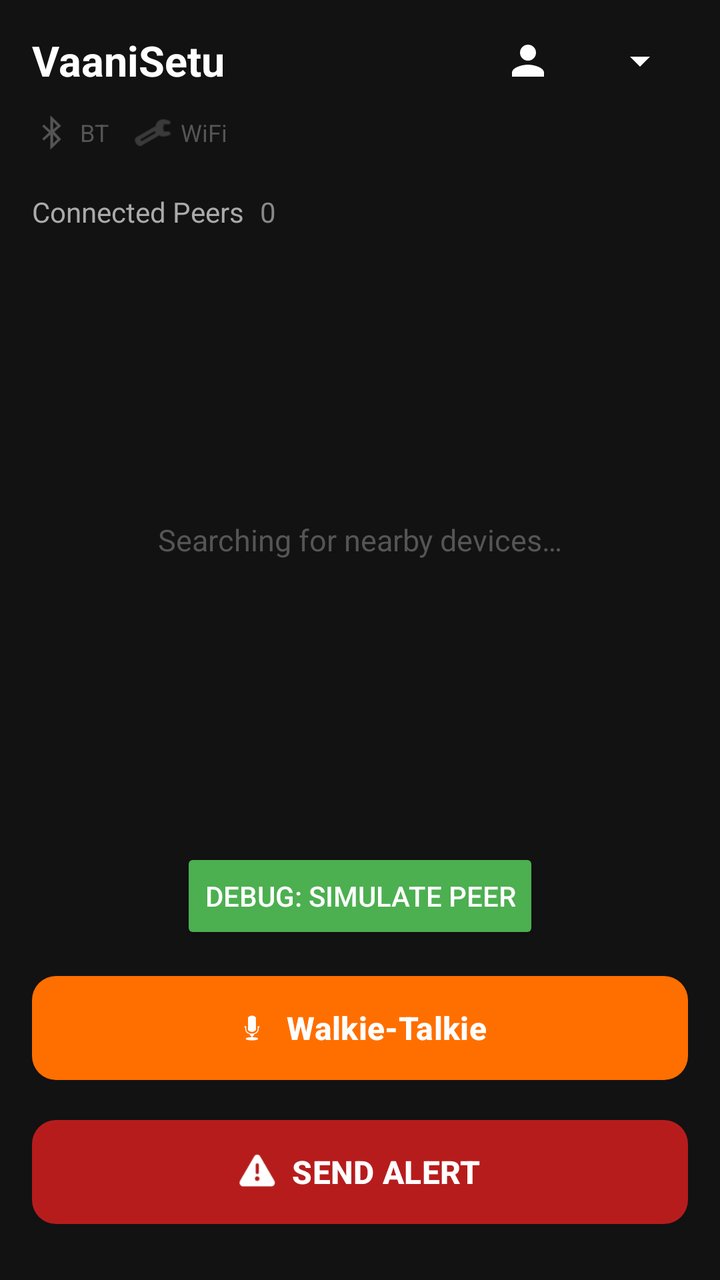
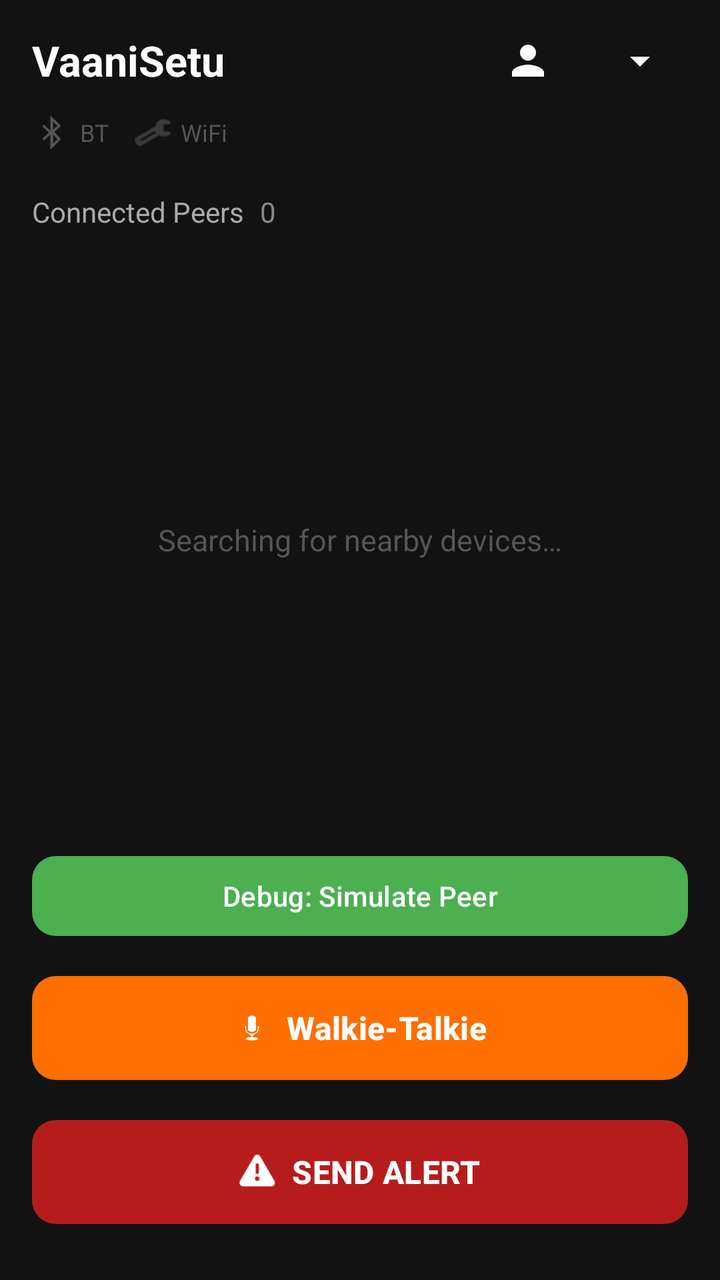

Compare the two renders of this Android layout. The source of the first and the diff that turns it into the second are given below.
<!-- AndroidManifest.xml: activity theme Theme.VaaniSetu -->
<!-- res/layout/activity_home.xml -->
<?xml version="1.0" encoding="utf-8"?>
<androidx.constraintlayout.widget.ConstraintLayout
    xmlns:android="http://schemas.android.com/apk/res/android"
    xmlns:app="http://schemas.android.com/apk/res-auto"
    xmlns:tools="http://schemas.android.com/tools"
    android:id="@+id/homeRoot"
    android:layout_width="match_parent"
    android:layout_height="match_parent"
    android:background="#121212"
    tools:context=".HomeActivity">

    
    <TextView
        android:id="@+id/homeTitle"
        android:layout_width="wrap_content"
        android:layout_height="wrap_content"
        android:layout_marginStart="16dp"
        android:layout_marginTop="16dp"
        android:text="@string/app_name"
        android:textColor="#FFFFFF"
        android:textSize="21sp"
        android:textStyle="bold"
        app:layout_constraintStart_toStartOf="parent"
        app:layout_constraintTop_toTopOf="parent" />

    
    <ImageButton
        android:id="@+id/btnProfile"
        android:layout_width="40dp"
        android:layout_height="40dp"
        android:layout_marginEnd="12dp"
        android:background="?attr/selectableItemBackgroundBorderless"
        android:src="@drawable/ic_profile"
        android:contentDescription="@string/profile_settings"
        android:scaleType="centerInside"
        app:tint="#FFFFFF"
        app:layout_constraintEnd_toStartOf="@id/languageDropdownHome"
        app:layout_constraintTop_toTopOf="@id/homeTitle"
        app:layout_constraintBottom_toBottomOf="@id/homeTitle" />

    
    <Spinner
        android:id="@+id/languageDropdownHome"
        android:layout_width="wrap_content"
        android:layout_height="wrap_content"
        android:layout_marginEnd="16dp"
        android:backgroundTint="#FFFFFF"
        app:layout_constraintEnd_toEndOf="parent"
        app:layout_constraintTop_toTopOf="@id/homeTitle"
        app:layout_constraintBottom_toBottomOf="@id/homeTitle" />

    
    <LinearLayout
        android:id="@+id/connectivityBar"
        android:layout_width="wrap_content"
        android:layout_height="wrap_content"
        android:layout_marginStart="16dp"
        android:layout_marginTop="12dp"
        android:orientation="horizontal"
        android:gravity="center_vertical"
        app:layout_constraintStart_toStartOf="parent"
        app:layout_constraintTop_toBottomOf="@id/homeTitle">

        <ImageView
            android:id="@+id/iconBluetooth"
            android:layout_width="20dp"
            android:layout_height="20dp"
            android:src="@android:drawable/stat_sys_data_bluetooth"
            app:tint="#555555"
            android:contentDescription="Bluetooth status" />

        <TextView
            android:id="@+id/labelBluetooth"
            android:layout_width="wrap_content"
            android:layout_height="wrap_content"
            android:layout_marginStart="4dp"
            android:text="BT"
            android:textColor="#555555"
            android:textSize="12sp" />

        <View
            android:layout_width="12dp"
            android:layout_height="1dp" />

        <ImageView
            android:id="@+id/iconWifi"
            android:layout_width="20dp"
            android:layout_height="20dp"
            android:src="@android:drawable/ic_menu_manage"
            app:tint="#555555"
            android:contentDescription="WiFi Direct status" />

        <TextView
            android:id="@+id/labelWifi"
            android:layout_width="wrap_content"
            android:layout_height="wrap_content"
            android:layout_marginStart="4dp"
            android:text="WiFi"
            android:textColor="#555555"
            android:textSize="12sp" />

    </LinearLayout>

    
    <TextView
        android:id="@+id/peerSectionTitle"
        android:layout_width="wrap_content"
        android:layout_height="wrap_content"
        android:layout_marginStart="16dp"
        android:layout_marginTop="20dp"
        android:text="@string/connected_peers"
        android:textColor="#AAAAAA"
        android:textSize="14sp"
        app:layout_constraintStart_toStartOf="parent"
        app:layout_constraintTop_toBottomOf="@id/connectivityBar" />

    <TextView
        android:id="@+id/peerCountBadge"
        android:layout_width="wrap_content"
        android:layout_height="wrap_content"
        android:layout_marginStart="8dp"
        android:text="0"
        android:textColor="#888888"
        android:textSize="14sp"
        app:layout_constraintStart_toEndOf="@id/peerSectionTitle"
        app:layout_constraintTop_toTopOf="@id/peerSectionTitle"
        app:layout_constraintBottom_toBottomOf="@id/peerSectionTitle" />

    <androidx.recyclerview.widget.RecyclerView
        android:id="@+id/peerRecyclerView"
        android:layout_width="0dp"
        android:layout_height="0dp"
        android:layout_marginTop="8dp"
        android:clipToPadding="false"
        android:paddingHorizontal="12dp"
        app:layout_constraintTop_toBottomOf="@id/peerSectionTitle"
        app:layout_constraintBottom_toTopOf="@id/btnPttMode"
        app:layout_constraintStart_toStartOf="parent"
        app:layout_constraintEnd_toEndOf="parent" />

    
    <TextView
        android:id="@+id/emptyPeersText"
        android:layout_width="wrap_content"
        android:layout_height="wrap_content"
        android:text="@string/no_peers_found"
        android:textColor="#555555"
        android:textSize="15sp"
        android:visibility="visible"
        app:layout_constraintTop_toBottomOf="@id/peerSectionTitle"
        app:layout_constraintBottom_toTopOf="@id/btnSimulatePeer"
        app:layout_constraintStart_toStartOf="parent"
        app:layout_constraintEnd_toEndOf="parent" />

    
    <Button
        android:id="@+id/btnSimulatePeer"
        android:layout_width="wrap_content"
        android:layout_height="wrap_content"
        android:layout_marginBottom="12dp"
        android:text="Debug: Simulate Peer"
        android:backgroundTint="#4CAF50"
        android:textColor="#FFFFFF"
        app:layout_constraintBottom_toTopOf="@id/btnPttMode"
        app:layout_constraintStart_toStartOf="parent"
        app:layout_constraintEnd_toEndOf="parent" />

    
    <com.google.android.material.button.MaterialButton
        android:id="@+id/btnPttMode"
        android:layout_width="0dp"
        android:layout_height="60dp"
        android:layout_marginStart="16dp"
        android:layout_marginEnd="16dp"
        android:layout_marginBottom="12dp"
        android:text="@string/ptt_channel_mode"
        android:textColor="#FFFFFF"
        android:textSize="16sp"
        android:textStyle="bold"
        app:icon="@android:drawable/ic_btn_speak_now"
        app:iconGravity="textStart"
        app:iconTint="#FFFFFF"
        app:backgroundTint="#FF6F00"
        app:cornerRadius="12dp"
        app:layout_constraintBottom_toTopOf="@id/btnAlert"
        app:layout_constraintStart_toStartOf="parent"
        app:layout_constraintEnd_toEndOf="parent" />

    
    <com.google.android.material.button.MaterialButton
        android:id="@+id/btnAlert"
        android:layout_width="0dp"
        android:layout_height="60dp"
        android:layout_marginStart="16dp"
        android:layout_marginEnd="16dp"
        android:layout_marginBottom="24dp"
        android:text="@string/alert_button"
        android:textColor="#FFFFFF"
        android:textSize="16sp"
        android:textStyle="bold"
        app:icon="@android:drawable/ic_dialog_alert"
        app:iconGravity="textStart"
        app:iconTint="#FFFFFF"
        app:backgroundTint="#B71C1C"
        app:cornerRadius="12dp"
        app:layout_constraintBottom_toBottomOf="parent"
        app:layout_constraintStart_toStartOf="parent"
        app:layout_constraintEnd_toEndOf="parent" />

</androidx.constraintlayout.widget.ConstraintLayout>
<!-- resources referenced by this layout -->
<resources>
  <!-- drawable ic_profile (drawable) -->
  <vector xmlns:android="http://schemas.android.com/apk/res/android"
      android:width="24dp"
      android:height="24dp"
      android:viewportWidth="24"
      android:viewportHeight="24">
    <path
        android:fillColor="#FFFFFF"
        android:pathData="M12,12c2.21,0 4,-1.79 4,-4s-1.79,-4 -4,-4 -4,1.79 -4,4 1.79,4 4,4zM12,14c-2.67,0 -8,1.34 -8,4v2h16v-2c0,-2.66 -5.33,-4 -8,-4z"/>
  </vector>
  <string name="alert_button">SEND ALERT</string>
  <string name="app_name">VaaniSetu</string>
  <string name="connected_peers">Connected Peers</string>
  <string name="no_peers_found">Searching for nearby devices…</string>
  <string name="profile_settings">Profile Settings</string>
  <string name="ptt_channel_mode">Walkie-Talkie</string>
  <style name="Theme.VaaniSetu" parent="Base.Theme.VaaniSetu" />
  <style name="Base.Theme.VaaniSetu" parent="Theme.Material3.DayNight.NoActionBar">
          
          
      </style>
</resources>

<!-- the commit's change to res/layout/activity_home.xml (unified diff, before → after) -->
@@ -134,7 +134,7 @@
         android:clipToPadding="false"
         android:paddingHorizontal="12dp"
         app:layout_constraintTop_toBottomOf="@id/peerSectionTitle"
-        app:layout_constraintBottom_toTopOf="@id/btnPttMode"
+        app:layout_constraintBottom_toTopOf="@id/btnSimulatePeer"
         app:layout_constraintStart_toStartOf="parent"
         app:layout_constraintEnd_toEndOf="parent" />
 
@@ -153,14 +153,17 @@
         app:layout_constraintEnd_toEndOf="parent" />
 
     
-    <Button
+    <com.google.android.material.button.MaterialButton
         android:id="@+id/btnSimulatePeer"
-        android:layout_width="wrap_content"
-        android:layout_height="wrap_content"
+        android:layout_width="0dp"
+        android:layout_height="wrap_content"
+        android:layout_marginStart="16dp"
+        android:layout_marginEnd="16dp"
         android:layout_marginBottom="12dp"
         android:text="Debug: Simulate Peer"
-        android:backgroundTint="#4CAF50"
-        android:textColor="#FFFFFF"
+        app:backgroundTint="#4CAF50"
+        android:textColor="#FFFFFF"
+        app:cornerRadius="12dp"
         app:layout_constraintBottom_toTopOf="@id/btnPttMode"
         app:layout_constraintStart_toStartOf="parent"
         app:layout_constraintEnd_toEndOf="parent" />
